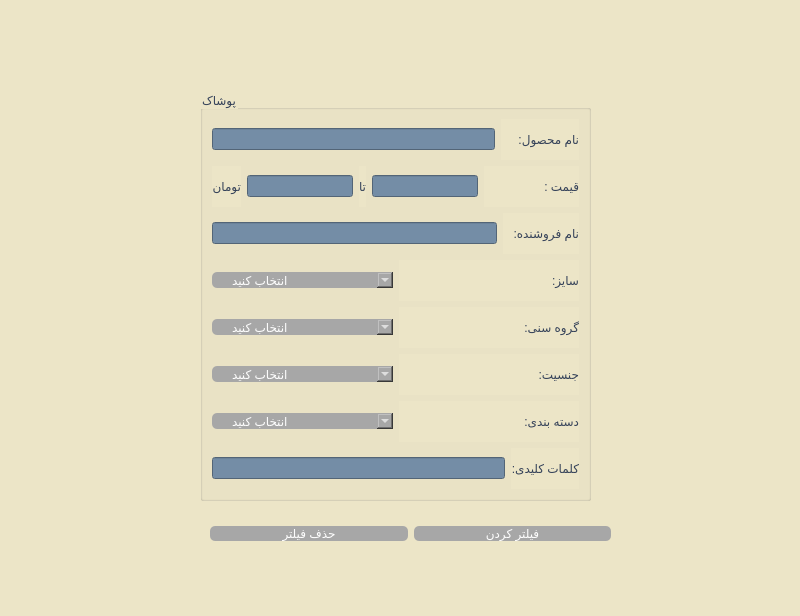
Above: Project_Ap/clothes_filter.ui from AP-projects-4001/metagoofill before the change. Below: the same form after it.
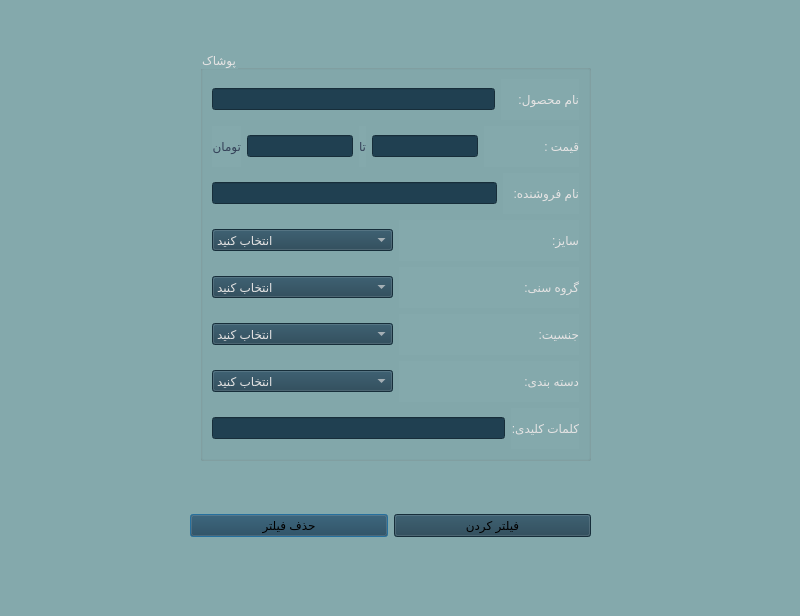
That is the form after the change.

Commit message: changing colors and Completing the program ui

Diff of the .ui file:
```diff
--- a/Project_Ap/clothes_filter.ui
+++ b/Project_Ap/clothes_filter.ui
@@ -14,21 +14,22 @@
    <string>Dialog</string>
   </property>
   <property name="styleSheet">
-   <string notr="true">background-color: rgb(236, 229, 199);
+   <string notr="true">background-color: rgb(132, 169, 172);
 </string>
   </property>
   <widget class="QGroupBox" name="groupBox">
    <property name="geometry">
     <rect>
      <x>200</x>
-     <y>90</y>
+     <y>50</y>
      <width>391</width>
      <height>411</height>
     </rect>
    </property>
    <property name="styleSheet">
-    <string notr="true">font: 12pt &quot;Lalezar&quot;;
-color: rgb(53, 66, 89);
+    <string notr="true">font: 14pt &quot;Lalezar&quot;;
+color: rgb(228, 227, 227);
+
 </string>
    </property>
    <property name="title">
@@ -40,7 +41,7 @@
       <item>
        <widget class="QLineEdit" name="lineEdit">
         <property name="styleSheet">
-         <string notr="true">background-color: rgb(116, 141, 166);</string>
+         <string notr="true">background-color: rgb(32, 64, 81);</string>
         </property>
         <property name="text">
          <string/>
@@ -50,7 +51,7 @@
       <item>
        <widget class="QLabel" name="label">
         <property name="styleSheet">
-         <string notr="true">color: rgb(53, 66, 89);
+         <string notr="true">color: rgb(228, 227, 227);
 font: 11pt &quot;Lalezar&quot;;</string>
         </property>
         <property name="text">
@@ -76,7 +77,7 @@
       <item>
        <widget class="QLineEdit" name="lineEdit_5">
         <property name="styleSheet">
-         <string notr="true">background-color: rgb(116, 141, 166);</string>
+         <string notr="true">background-color: rgb(32, 64, 81);</string>
         </property>
         <property name="text">
          <string/>
@@ -97,7 +98,7 @@
       <item>
        <widget class="QLineEdit" name="lineEdit_2">
         <property name="styleSheet">
-         <string notr="true">background-color: rgb(116, 141, 166);</string>
+         <string notr="true">background-color: rgb(32, 64, 81);</string>
         </property>
         <property name="text">
          <string/>
@@ -107,7 +108,7 @@
       <item>
        <widget class="QLabel" name="label_2">
         <property name="styleSheet">
-         <string notr="true">color: rgb(53, 66, 89);
+         <string notr="true">color: rgb(228, 227, 227);
 font: 11pt &quot;Lalezar&quot;;</string>
         </property>
         <property name="text">
@@ -122,7 +123,7 @@
       <item>
        <widget class="QLineEdit" name="lineEdit_3">
         <property name="styleSheet">
-         <string notr="true">background-color: rgb(116, 141, 166);</string>
+         <string notr="true">background-color: rgb(32, 64, 81);</string>
         </property>
         <property name="text">
          <string/>
@@ -132,7 +133,7 @@
       <item>
        <widget class="QLabel" name="label_3">
         <property name="styleSheet">
-         <string notr="true">color: rgb(53, 66, 89);
+         <string notr="true">color: rgb(228, 227, 227);
 font: 11pt &quot;Lalezar&quot;;</string>
         </property>
         <property name="text">
@@ -147,14 +148,8 @@
       <item>
        <widget class="QComboBox" name="comboBox_4">
         <property name="styleSheet">
-         <string notr="true">QComboBox#comboBox_4 {
-padding-left: 20px;
-padding-right: 20px;
-font: 22pt &quot;MS Shell Dlg 2&quot;;
-border-radius: 5px;
-	background-color: rgb(167, 167, 167);
-color: #fefefe;
-}</string>
+         <string notr="true">background-color: rgb(32, 64, 81);
+font: 12pt &quot;Lalezar&quot;;</string>
         </property>
         <item>
          <property name="text">
@@ -201,7 +196,7 @@
       <item>
        <widget class="QLabel" name="label_10">
         <property name="styleSheet">
-         <string notr="true">color: rgb(53, 66, 89);
+         <string notr="true">color: rgb(228, 227, 227);
 font: 11pt &quot;Lalezar&quot;;</string>
         </property>
         <property name="text">
@@ -216,14 +211,8 @@
       <item>
        <widget class="QComboBox" name="comboBox_3">
         <property name="styleSheet">
-         <string notr="true">QComboBox#comboBox_3 {
-padding-left: 20px;
-padding-right: 20px;
-font: 22pt &quot;MS Shell Dlg 2&quot;;
-border-radius: 5px;
-	background-color: rgb(167, 167, 167);
-color: #fefefe;
-}</string>
+         <string notr="true">background-color: rgb(32, 64, 81);
+font: 12pt &quot;Lalezar&quot;;</string>
         </property>
         <item>
          <property name="text">
@@ -250,7 +239,7 @@
       <item>
        <widget class="QLabel" name="label_9">
         <property name="styleSheet">
-         <string notr="true">color: rgb(53, 66, 89);
+         <string notr="true">color: rgb(228, 227, 227);
 font: 11pt &quot;Lalezar&quot;;</string>
         </property>
         <property name="text">
@@ -265,14 +254,8 @@
       <item>
        <widget class="QComboBox" name="comboBox_2">
         <property name="styleSheet">
-         <string notr="true">QComboBox#comboBox_2 {
-padding-left: 20px;
-padding-right: 20px;
-font: 22pt &quot;MS Shell Dlg 2&quot;;
-border-radius: 5px;
-	background-color: rgb(167, 167, 167);
-color: #fefefe;
-}</string>
+         <string notr="true">background-color: rgb(32, 64, 81);
+font: 12pt &quot;Lalezar&quot;;</string>
         </property>
         <item>
          <property name="text">
@@ -299,7 +282,7 @@
       <item>
        <widget class="QLabel" name="label_8">
         <property name="styleSheet">
-         <string notr="true">color: rgb(53, 66, 89);
+         <string notr="true">color: rgb(228, 227, 227);
 font: 11pt &quot;Lalezar&quot;;</string>
         </property>
         <property name="text">
@@ -314,14 +297,8 @@
       <item>
        <widget class="QComboBox" name="comboBox">
         <property name="styleSheet">
-         <string notr="true">QComboBox#comboBox {
-padding-left: 20px;
-padding-right: 20px;
-font: 22pt &quot;MS Shell Dlg 2&quot;;
-border-radius: 5px;
-background-color: rgb(167, 167, 167);
-color: #fefefe;
-}</string>
+         <string notr="true">background-color: rgb(32, 64, 81);
+font: 12pt &quot;Lalezar&quot;;</string>
         </property>
         <item>
          <property name="text">
@@ -403,7 +380,7 @@
       <item>
        <widget class="QLabel" name="label_4">
         <property name="styleSheet">
-         <string notr="true">color: rgb(53, 66, 89);
+         <string notr="true">color: rgb(228, 227, 227);
 font: 11pt &quot;Lalezar&quot;;</string>
         </property>
         <property name="text">
@@ -418,7 +395,8 @@
       <item>
        <widget class="QLineEdit" name="lineEdit_6">
         <property name="styleSheet">
-         <string notr="true">background-color: rgb(116, 141, 166);</string>
+         <string notr="true">background-color: rgb(32, 64, 81);
+font: 12pt &quot;Lalezar&quot;;</string>
         </property>
         <property name="text">
          <string/>
@@ -428,7 +406,7 @@
       <item>
        <widget class="QLabel" name="label_7">
         <property name="styleSheet">
-         <string notr="true">color: rgb(53, 66, 89);
+         <string notr="true">color: rgb(228, 227, 227);
 font: 11pt &quot;Lalezar&quot;;</string>
         </property>
         <property name="text">
@@ -440,27 +418,21 @@
     </item>
    </layout>
   </widget>
-  <widget class="QWidget" name="">
+  <widget class="QWidget" name="layoutWidget">
    <property name="geometry">
     <rect>
-     <x>210</x>
-     <y>510</y>
+     <x>190</x>
+     <y>500</y>
      <width>401</width>
-     <height>47</height>
+     <height>52</height>
     </rect>
    </property>
    <layout class="QHBoxLayout" name="horizontalLayout_9">
     <item>
      <widget class="QPushButton" name="pushButton">
       <property name="styleSheet">
-       <string notr="true">QPushButton#pushButton {
-padding-left: 20px;
-padding-right: 20px;
-font: 22pt &quot;MS Shell Dlg 2&quot;;
-border-radius: 5px;
-	background-color: rgb(167, 167, 167);
-color: #fefefe;
-}</string>
+       <string notr="true">background-color: rgb(32, 64, 81);
+font: 12pt &quot;Lalezar&quot;;</string>
       </property>
       <property name="text">
        <string>حذف فیلتر</string>
@@ -470,14 +442,8 @@
     <item>
      <widget class="QPushButton" name="pushButton_2">
       <property name="styleSheet">
-       <string notr="true">QPushButton#pushButton_2 {
-padding-left: 20px;
-padding-right: 20px;
-font: 22pt &quot;MS Shell Dlg 2&quot;;
-border-radius: 5px;
-	background-color: rgb(167, 167, 167);
-color: #fefefe;
-}</string>
+       <string notr="true">background-color: rgb(32, 64, 81);
+font: 12pt &quot;Lalezar&quot;;</string>
       </property>
       <property name="text">
        <string>فیلتر کردن</string>
```
The commit also changes 37 other files.
